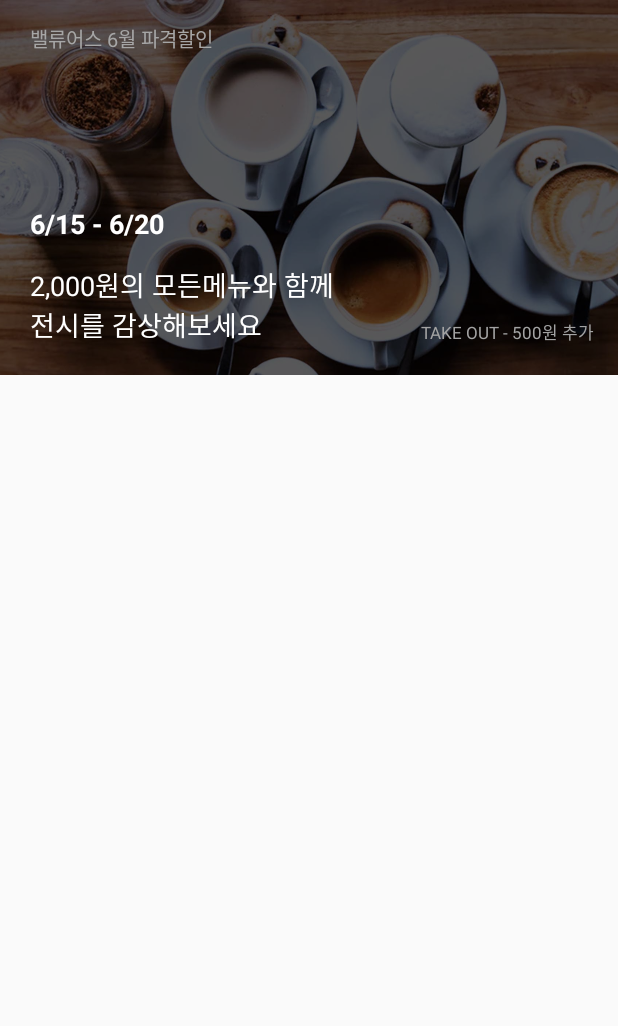
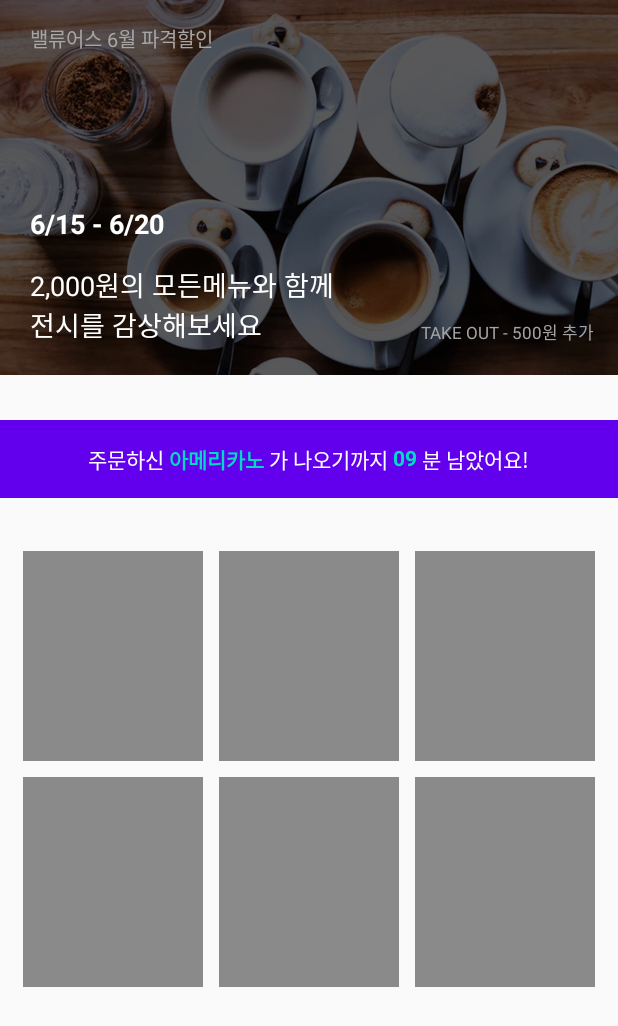
Before and after one commit to pooya98/values, an Android app: the fragment Fragment_01_03 shown on its own in the app's theme, on a phone screen of 412 x 824 dp. Shown: the top 1026 px of the screen. Run offline under Robolectric (Android 15) with nearby library versions, the light colour scheme and no system bars.

```diff
--- a/app/src/main/java/com/example/values/Fragment/Fragment_04_01.kt
+++ b/app/src/main/java/com/example/values/Fragment/Fragment_04_01.kt
@@ -19,13 +19,11 @@ import com.example.values.R
 import com.example.values.databinding.Fragment0401Binding
 import com.google.android.material.navigation.NavigationView
 
-
 class Fragment_04_01 : Fragment() ,View.OnClickListener{
-
-
 
     private var mBinding : Fragment0401Binding? = null
     lateinit var navController : NavController// 하위프래그먼트 다루기위해 나중에 초기화.
+
     override fun onCreateView(
         inflater: LayoutInflater, container: ViewGroup?,
         savedInstanceState: Bundle?
--- a/app/src/main/res/layout/fragment_01_03.xml
+++ b/app/src/main/res/layout/fragment_01_03.xml
@@ -129,10 +129,115 @@
                 <LinearLayout
                     android:layout_width="match_parent"
                     android:layout_height="wrap_content"
-                    android:layout_marginTop="25dp"
-                    android:orientation="vertical">
+                    android:orientation="horizontal"
+                    android:gravity="center"
+                    android:background="@color/dh_purple"
+                    android:paddingVertical="15dp"
+                    android:layout_marginVertical="30dp">
 
+                    <TextView
+                        android:layout_width="wrap_content"
+                        android:layout_height="match_parent"
+                        android:text="주문하신 "
+                        android:textColor="@color/dh_white"></TextView>
 
+                    <TextView
+                        android:layout_width="wrap_content"
+                        android:layout_height="match_parent"
+                        android:text="아메리카노"
+                        android:textColor="@color/teal_200"
+                        android:textStyle="bold"></TextView>
+
+                    <TextView
+                        android:layout_width="wrap_content"
+                        android:layout_height="match_parent"
+                        android:text=" 가 나오기까지 "
+                        android:textColor="@color/dh_white"></TextView>
+
+                    <TextView
+                        android:layout_width="wrap_content"
+                        android:layout_height="match_parent"
+                        android:text="09"
+                        android:textColor="@color/teal_200"
+                        android:textStyle="bold"></TextView>
+
+                    <TextView
+                        android:layout_width="wrap_content"
+                        android:layout_height="match_parent"
+                        android:text=" 분 남았어요!"
+                        android:textColor="@color/dh_white"></TextView>
+
+                </LinearLayout>
+
+                <LinearLayout
+                    android:layout_width="match_parent"
+                    android:layout_height="wrap_content"
+                    android:orientation="vertical"
+                    android:layout_marginHorizontal="10dp">
+
+                    <LinearLayout
+                        android:layout_width="match_parent"
+                        android:layout_height="wrap_content"
+                        android:orientation="horizontal">
+
+                        <LinearLayout
+                            android:layout_width="0dp"
+                            android:layout_weight="1"
+                            android:layout_height="140dp"
+                            android:layout_margin="5dp"
+                            android:background="@color/dh_gray"></LinearLayout>
+
+                        <LinearLayout
+                            android:layout_width="0dp"
+                            android:layout_weight="1"
+                            android:layout_height="140dp"
+                            android:layout_margin="5dp"
+                            android:background="@color/dh_gray"></LinearLayout>
+
+                        <LinearLayout
+                            android:layout_width="0dp"
+                            android:layout_weight="1"
+                            android:layout_height="140dp"
+                            android:layout_margin="5dp"
+                            android:background="@color/dh_gray"></LinearLayout>
+                    </LinearLayout>
+
+                    <LinearLayout
+                        android:layout_width="match_parent"
+                        android:layout_height="wrap_content"
+                        android:orientation="horizontal">
+
+                        <LinearLayout
+                            android:layout_width="0dp"
+                            android:layout_weight="1"
+                            android:layout_height="140dp"
+                            android:layout_margin="5dp"
+                            android:background="@color/dh_gray"></LinearLayout>
+
+                        <LinearLayout
+                            android:layout_width="0dp"
+                            android:layout_weight="1"
+                            android:layout_height="140dp"
+                            android:layout_margin="5dp"
+                            android:background="@color/dh_gray"></LinearLayout>
+
+                        <LinearLayout
+                            android:layout_width="0dp"
+                            android:layout_weight="1"
+                            android:layout_height="140dp"
+                            android:layout_margin="5dp"
+                            android:background="@color/dh_gray"></LinearLayout>
+                    </LinearLayout>
+
+                    <LinearLayout
+                        android:layout_width="match_parent"
+                        android:layout_height="wrap_content"
+                        android:orientation="horizontal"></LinearLayout>
+
+                    <LinearLayout
+                        android:layout_width="match_parent"
+                        android:layout_height="wrap_content"
+                        android:orientation="horizontal"></LinearLayout>
                 </LinearLayout>
 
 
```
Also changed, not shown: app/src/main/java/com/example/values/Fragment/Fragment_02.kt (+40 -2 lines), app/src/main/res/layout/activity_main.xml (+5 -2 lines), app/src/main/res/layout/fragment_01.xml (+6 -6 lines), app/src/main/res/layout/fragment_01_02.xml (+6 -7 lines), app/src/main/res/layout/fragment_02.xml (+16 -23 lines), app/src/main/res/layout/fragment_04_01.xml (+6 -8 lines).
